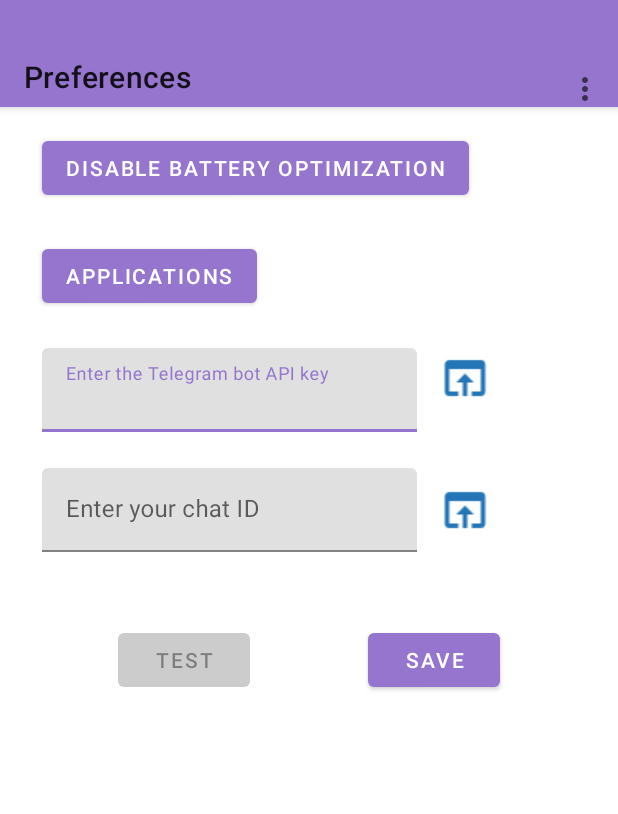
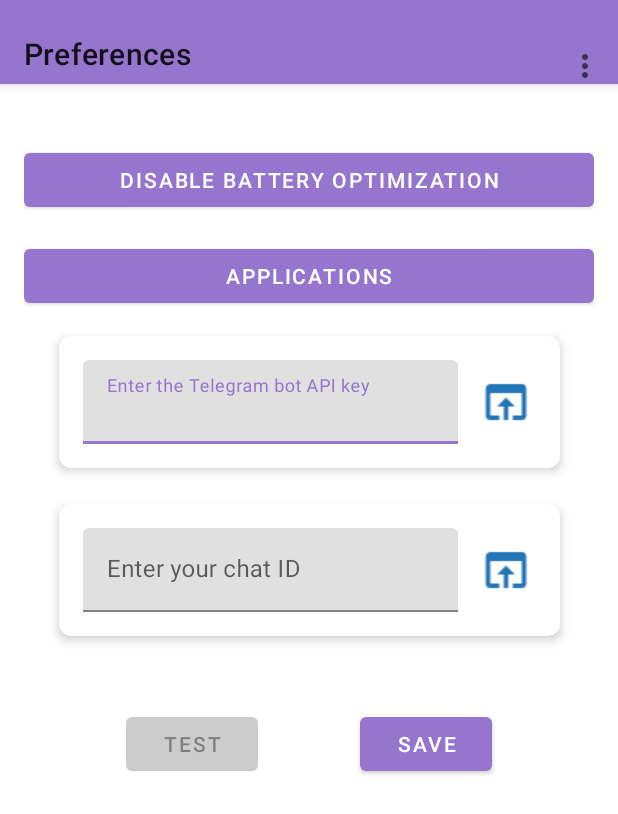
Before and after one commit to wizand0/SenderNT, an Android app: the SettingsGlobalActivity screen opened directly, with no data from a screen before it, on a phone screen of 412 x 824 dp. Shown: the top 814 px of the screen. Run offline under Robolectric (Android 15) with nearby library versions, the phone set to English and light mode, and no system bars; libraries missing offline, so code that uses them is left out: com.microsoft.clarity, com.yandex.mobile; plain views replace BannerAdView; 3 statements that could not run were skipped.

Commit message:
v1.4.3: View fixes

```diff
--- a/app/src/main/res/layout/activity_settings_global.xml
+++ b/app/src/main/res/layout/activity_settings_global.xml
@@ -1,5 +1,6 @@
 <?xml version="1.0" encoding="utf-8"?>
-<androidx.coordinatorlayout.widget.CoordinatorLayout xmlns:android="http://schemas.android.com/apk/res/android"
+<androidx.coordinatorlayout.widget.CoordinatorLayout
+    xmlns:android="http://schemas.android.com/apk/res/android"
     xmlns:app="http://schemas.android.com/apk/res-auto"
     xmlns:tools="http://schemas.android.com/tools"
     android:layout_width="match_parent"
@@ -11,12 +12,11 @@
         android:layout_width="match_parent"
         android:layout_height="wrap_content">
 
-        <androidx.appcompat.widget.Toolbar
+        <com.google.android.material.appbar.MaterialToolbar
             android:id="@+id/toolbar"
             android:layout_width="match_parent"
             android:layout_height="?attr/actionBarSize"
             android:paddingTop="16dp"
-            android:layout_marginTop="15dp"
             app:popupTheme="@style/MyPopupMenu"
             app:title="@string/prefsActivityName" />
 
@@ -27,43 +27,68 @@
         android:layout_width="match_parent"
         android:layout_height="match_parent"
         android:fillViewport="true"
-        android:paddingBottom="60dp">
+        android:paddingBottom="60dp"
+        android:clipToPadding="false"
+        app:layout_behavior="@string/appbar_scrolling_view_behavior">
 
 
         <androidx.constraintlayout.widget.ConstraintLayout
             android:id="@+id/main"
             android:layout_width="match_parent"
-        android:layout_height="match_parent"
+            android:layout_height="wrap_content"
+            android:padding="16dp"
             tools:context=".presentation.SettingsGlobalActivity">
 
-        <Button
+
+            <com.google.android.material.button.MaterialButton
+                android:id="@+id/btnBatteryOptimization"
+                style="@style/Widget.MaterialComponents.Button"
+                android:layout_width="0dp"
+                android:layout_height="wrap_content"
+                android:layout_marginTop="24dp"
+                android:text="@string/battery_optimization_btn"
+                app:layout_constraintEnd_toEndOf="parent"
+                app:layout_constraintHorizontal_bias="1.0"
+                app:layout_constraintStart_toStartOf="parent"
+                app:layout_constraintTop_toTopOf="parent" />
+
+            <com.google.android.material.button.MaterialButton
                 android:id="@+id/btnApps"
+                style="@style/Widget.MaterialComponents.Button"
+                android:layout_width="0dp"
+                android:layout_height="wrap_content"
+                android:layout_marginTop="16dp"
+                android:text="@string/apps"
+                app:layout_constraintTop_toBottomOf="@id/btnBatteryOptimization"
+                app:layout_constraintStart_toStartOf="@id/btnBatteryOptimization"
+                app:layout_constraintEnd_toEndOf="@id/btnBatteryOptimization"/>
+
+            <!-- Группировка textInputLayoutBot, editTextBotID и buttonOpenBotFather через MaterialCardView -->
+            <com.google.android.material.card.MaterialCardView
+                android:id="@+id/cardBotGroup"
                 android:layout_width="wrap_content"
                 android:layout_height="wrap_content"
-            android:layout_marginTop="24dp"
-            android:text="@string/apps"
-            app:layout_constraintStart_toStartOf="@+id/btnBatteryOptimization"
-            app:layout_constraintTop_toBottomOf="@+id/btnBatteryOptimization" />
+                android:layout_marginTop="16dp"
+                app:cardCornerRadius="8dp"
+                app:cardElevation="4dp"
+                app:layout_constraintEnd_toEndOf="parent"
+                app:layout_constraintStart_toStartOf="parent"
+                app:layout_constraintTop_toBottomOf="@+id/btnApps">
 
-        <Button
-            android:id="@+id/btnBatteryOptimization"
+                <!-- Внутренний ConstraintLayout для позиционирования элементов внутри карточки -->
+                <androidx.constraintlayout.widget.ConstraintLayout
+                    android:id="@+id/botGroupContent"
                     android:layout_width="wrap_content"
                     android:layout_height="wrap_content"
-            android:layout_marginStart="28dp"
-            android:layout_marginTop="88dp"
-            android:text="@string/battery_optimization_btn"
-            app:layout_constraintStart_toStartOf="parent"
-            app:layout_constraintTop_toTopOf="parent" />
+                    android:padding="16dp">
 
                     <com.google.android.material.textfield.TextInputLayout
                         android:id="@+id/textInputLayoutBot"
                         android:layout_width="250dp"
                         android:layout_height="wrap_content"
-            android:layout_marginTop="24dp"
-
                         android:hint="@string/id_telegram_bot_textview"
-            app:layout_constraintStart_toStartOf="@+id/btnApps"
-            app:layout_constraintTop_toBottomOf="@+id/btnApps">
+                        app:layout_constraintStart_toStartOf="parent"
+                        app:layout_constraintTop_toTopOf="parent">
 
                         <com.google.android.material.textfield.TextInputEditText
                             android:id="@+id/editTextBotID"
@@ -83,19 +108,39 @@
                         android:scaleX="1.5"
                         android:scaleY="1.5"
                         android:src="@drawable/open_app"
-            app:layout_constraintStart_toEndOf="@+id/textInputLayoutBot"
-            app:layout_constraintTop_toTopOf="@+id/textInputLayoutBot" />
+                        app:layout_constraintBottom_toBottomOf="@id/textInputLayoutBot"
+                        app:layout_constraintStart_toEndOf="@id/textInputLayoutBot"
+                        app:layout_constraintTop_toTopOf="@id/textInputLayoutBot" />
 
+                </androidx.constraintlayout.widget.ConstraintLayout>
+            </com.google.android.material.card.MaterialCardView>
+
+
+            <com.google.android.material.card.MaterialCardView
+                android:id="@+id/cardChatGroup"
+                android:layout_width="wrap_content"
+                android:layout_height="wrap_content"
+                android:layout_marginTop="24dp"
+                app:cardCornerRadius="8dp"
+                app:cardElevation="4dp"
+                app:layout_constraintEnd_toEndOf="parent"
+                app:layout_constraintStart_toStartOf="parent"
+                app:layout_constraintTop_toBottomOf="@+id/cardBotGroup">
+
+                <!-- Внутренний ConstraintLayout для позиционирования элементов внутри карточки -->
+                <androidx.constraintlayout.widget.ConstraintLayout
+                    android:id="@+id/chatGroupContent"
+                    android:layout_width="wrap_content"
+                    android:layout_height="wrap_content"
+                    android:padding="16dp">
 
                     <com.google.android.material.textfield.TextInputLayout
                         android:id="@+id/textInputLayoutChat"
-            android:layout_width="0dp"
+                        android:layout_width="250dp"
                         android:layout_height="wrap_content"
-            android:layout_marginTop="24dp"
                         android:hint="@string/id_chat_textview"
-            app:layout_constraintEnd_toEndOf="@+id/textInputLayoutBot"
-            app:layout_constraintStart_toStartOf="@+id/textInputLayoutBot"
-            app:layout_constraintTop_toBottomOf="@+id/textInputLayoutBot">
+                        app:layout_constraintStart_toStartOf="parent"
+                        app:layout_constraintTop_toTopOf="parent">
 
                         <com.google.android.material.textfield.TextInputEditText
                             android:id="@+id/editTextChatID"
@@ -108,18 +153,24 @@
                         android:id="@+id/buttonOpenGetIdBot"
                         android:layout_width="wrap_content"
                         android:layout_height="wrap_content"
+                        android:layout_marginStart="12dp"
                         android:background="@null"
                         android:contentDescription="@string/id_chat_textview"
                         android:padding="8dp"
                         android:scaleX="1.5"
                         android:scaleY="1.5"
                         android:src="@drawable/open_app"
-            app:layout_constraintBottom_toBottomOf="@+id/textInputLayoutChat"
-            app:layout_constraintStart_toStartOf="@+id/buttonOpenBotFather"
-            app:layout_constraintTop_toTopOf="@+id/textInputLayoutChat" />
+                        app:layout_constraintBottom_toBottomOf="@id/textInputLayoutChat"
+                        app:layout_constraintStart_toEndOf="@id/textInputLayoutChat"
+                        app:layout_constraintTop_toTopOf="@id/textInputLayoutChat" />
 
-        <Button
+                </androidx.constraintlayout.widget.ConstraintLayout>
+            </com.google.android.material.card.MaterialCardView>
+
+
+            <com.google.android.material.button.MaterialButton
                 android:id="@+id/buttonTest"
+                style="@style/Widget.MaterialComponents.Button"
                 android:layout_width="wrap_content"
                 android:layout_height="wrap_content"
                 android:layout_marginTop="48dp"
@@ -128,10 +179,14 @@
                 app:layout_constraintEnd_toStartOf="@+id/buttonSave"
                 app:layout_constraintHorizontal_bias="0.5"
                 app:layout_constraintStart_toStartOf="parent"
-            app:layout_constraintTop_toBottomOf="@+id/textInputLayoutChat" />
+                app:layout_constraintTop_toBottomOf="@+id/cardChatGroup" />
 
-        <Button
+
+
+
+            <com.google.android.material.button.MaterialButton
                 android:id="@+id/buttonSave"
+                style="@style/Widget.MaterialComponents.Button"
                 android:layout_width="wrap_content"
                 android:layout_height="wrap_content"
                 android:text="@string/save"
```
Also changed, not shown: app/src/main/java/ru/wizand/sendernt/presentation/AppsAdapter.kt (+7 -1 lines), app/src/main/res/layout/backup_activity_settings_global.xml (added, +157 -0 lines), app/src/main/res/layout/item_app.xml (+55 -8 lines), 1 other file. Lines whose indentation alone changed are shown as unchanged.
